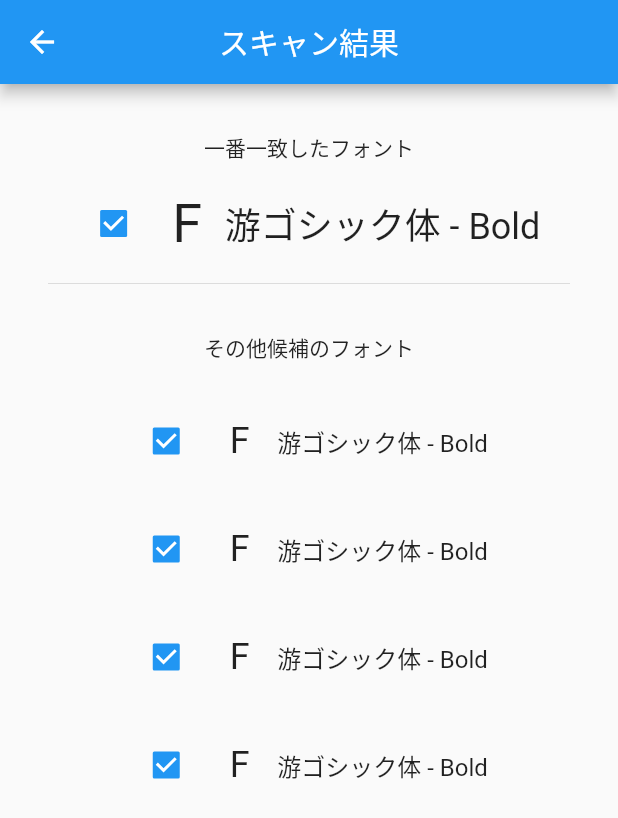
After one commit to K-shir0/FindFont, a Flutter app: the screen it shows after launch, after a tap on an icon or button, on a phone screen of 412 x 824 dp. The commit adds this screen. Shown: the top 818 px of the screen. Run offline on Flutter 3.47's test engine with Material 2 defaults, Android fonts, the phone set to English and light mode, and no system bars; our stand-ins replace camera, dio, flutter_dotenv, flutter_hooks, flutter_riverpod, flutter_svg and 4 more; accounts and stored records are empty; generated files the repository leaves out were written again.

Commit message:
feat: スキャン結果のページを作成

```diff
--- a/lib/main.dart
+++ b/lib/main.dart
@@ -5,6 +5,7 @@ import 'package:find_font/components/scan_result/repository/scan_result_reposito
 import 'package:find_font/components/scan_result/service/scan_result_application_service.dart';
 import 'package:find_font/components/scan_result/service/scan_result_application_service_factory.dart';
 import 'package:find_font/pages/CameraPage.dart';
+import 'package:find_font/pages/CameraResultPage.dart';
 import 'package:find_font/pages/FontLogPage.dart';
 import 'package:find_font/pages/IndexPage.dart';
 import 'package:find_font/pages/MyHomePage.dart';
@@ -64,8 +65,14 @@ class Router extends StatelessWidget {
           return MaterialPageRoute(builder: (context) => CameraPage(camera: firstCamera));
         }
 
+        // フォント履歴
         if (settings.name == '/font_log') {
           return MaterialPageRoute(builder: (context) => FontLogPage());
+        }
+
+        // フォント結果
+        if (settings.name == '/font_result') {
+          return MaterialPageRoute(builder: (context) => CameraResultPage());
         }
 
 
--- /dev/null
+++ b/lib/pages/CameraResultPage.dart
@@ -0,0 +1,175 @@
+import 'package:flutter/material.dart';
+import 'package:flutter/src/widgets/framework.dart';
+import 'package:flutter_hooks/flutter_hooks.dart';
+
+class CameraResultPage extends HookWidget {
+  @override
+  Widget build(BuildContext context) {
+    return Scaffold(
+      appBar: new AppBar(
+        title: new Text('スキャン結果'),
+        centerTitle: true,
+      ),
+      body: Center(
+        child: Column(
+          children: [
+            Padding(
+              padding: const EdgeInsets.only(top: 32, bottom: 16),
+              child: Text("一番一致したフォント", style: TextStyle(fontSize: 14)),
+            ),
+            Row(
+              mainAxisAlignment: MainAxisAlignment.center,
+              children: [
+                Checkbox(
+                  onChanged: (bool value) {},
+                  value: true,
+                ),
+                Padding(
+                  padding: EdgeInsets.only(),
+                  child: Container(
+                      width: 50,
+                      child: Center(
+                        child: Text(
+                          'F',
+                          style: TextStyle(
+                              fontSize: 36,
+                              fontFamily: ''),
+                        ),
+                      )),
+                ),
+                Text(
+                  "游ゴシック体 - Bold",
+                  style: TextStyle(fontSize: 24),
+                )
+              ],
+            ),
+            Padding(
+              padding: const EdgeInsets.only(left: 32.0, right: 32.0, top: 8, bottom: 8),
+              child: Divider(),
+            ),
+            Padding(
+              padding: const EdgeInsets.only(top: 16, bottom: 16),
+              child: Text("その他候補のフォント", style: TextStyle(fontSize: 14)),
+            ),
+            Padding(
+              padding: const EdgeInsets.all(12.0),
+              child: Row(
+                mainAxisAlignment: MainAxisAlignment.center,
+                children: [
+                  Checkbox(
+                    onChanged: (bool value) {},
+                    value: true,
+                  ),
+                  Padding(
+                    padding: EdgeInsets.only(),
+                    child: Container(
+                        width: 50,
+                        child: Center(
+                          child: Text(
+                            'F',
+                            style: TextStyle(
+                                fontSize: 24,
+                                fontFamily: ''),
+                          ),
+                        )),
+                  ),
+                  Text(
+                    "游ゴシック体 - Bold",
+                    style: TextStyle(fontSize: 16),
+                  )
+                ],
+              ),
+            ),
+            Padding(
+              padding: const EdgeInsets.all(12.0),
+              child: Row(
+                mainAxisAlignment: MainAxisAlignment.center,
+                children: [
+                  Checkbox(
+                    onChanged: (bool value) {},
+                    value: true,
+                  ),
+                  Padding(
+                    padding: EdgeInsets.only(),
+                    child: Container(
+                        width: 50,
+                        child: Center(
+                          child: Text(
+                            'F',
+                            style: TextStyle(
+                                fontSize: 24,
+                                fontFamily: ''),
+                          ),
+                        )),
+                  ),
+                  Text(
+                    "游ゴシック体 - Bold",
+                    style: TextStyle(fontSize: 16),
+                  )
+                ],
+              ),
+            ),
+            Padding(
+              padding: const EdgeInsets.all(12.0),
+              child: Row(
+                mainAxisAlignment: MainAxisAlignment.center,
+                children: [
+                  Checkbox(
+                    onChanged: (bool value) {},
+                    value: true,
+                  ),
+                  Padding(
+                    padding: EdgeInsets.only(),
+                    child: Container(
+                        width: 50,
+                        child: Center(
+                          child: Text(
+                            'F',
+                            style: TextStyle(
+                                fontSize: 24,
+                                fontFamily: ''),
+                          ),
+                        )),
+                  ),
+                  Text(
+                    "游ゴシック体 - Bold",
+                    style: TextStyle(fontSize: 16),
+                  )
+                ],
+              ),
+            ),
+            Padding(
+              padding: const EdgeInsets.all(12.0),
+              child: Row(
+                mainAxisAlignment: MainAxisAlignment.center,
+                children: [
+                  Checkbox(
+                    onChanged: (bool value) {},
+                    value: true,
+                  ),
+                  Padding(
+                    padding: EdgeInsets.only(),
+                    child: Container(
+                        width: 50,
+                        child: Center(
+                          child: Text(
+                            'F',
+                            style: TextStyle(
+                                fontSize: 24,
+                                fontFamily: ''),
+                          ),
+                        )),
+                  ),
+                  Text(
+                    "游ゴシック体 - Bold",
+                    style: TextStyle(fontSize: 16),
+                  )
+                ],
+              ),
+            ),
+          ],
+        ),
+      ),
+    );
+  }
+}
--- a/lib/pages/IndexPage.dart
+++ b/lib/pages/IndexPage.dart
@@ -95,15 +95,23 @@ class IndexPage extends StatelessWidget {
                     ),
                     Column(
                       children: [
-                        TopButton(
-                          width: topIconSubButtonSize,
-                          height: topIconSubButtonSize,
-                          svgPath: 'assets/svg/icon_top_setting.svg',
-                        ),
+                        Container(
+                            width: topIconSubButtonSize,
+                            height: topIconSubButtonSize,
+                            child: FloatingActionButton(
+                              heroTag: 'TopButtonSetting',
+                              onPressed: () =>
+                                  Navigator.of(context).pushNamed('/font_result'),
+                              child: TopButton(
+                                width: topIconSubButtonSize,
+                                height: topIconSubButtonSize,
+                                svgPath: 'assets/svg/icon_top_setting.svg',
+                              ),
+                            )),
                         Padding(
                           padding: EdgeInsets.all(16.0),
                           child: Text(
-                            '設定',
+                            'フォント履歴',
                             style: TextStyle(
                               fontFamily: 'YuGothic',
                               fontSize: 16,
@@ -113,9 +121,9 @@ class IndexPage extends StatelessWidget {
                             ),
                             textAlign: TextAlign.left,
                           ),
-                        )
+                        ),
                       ],
-                    )
+                    ),
                   ],
                 ),
               )
```
